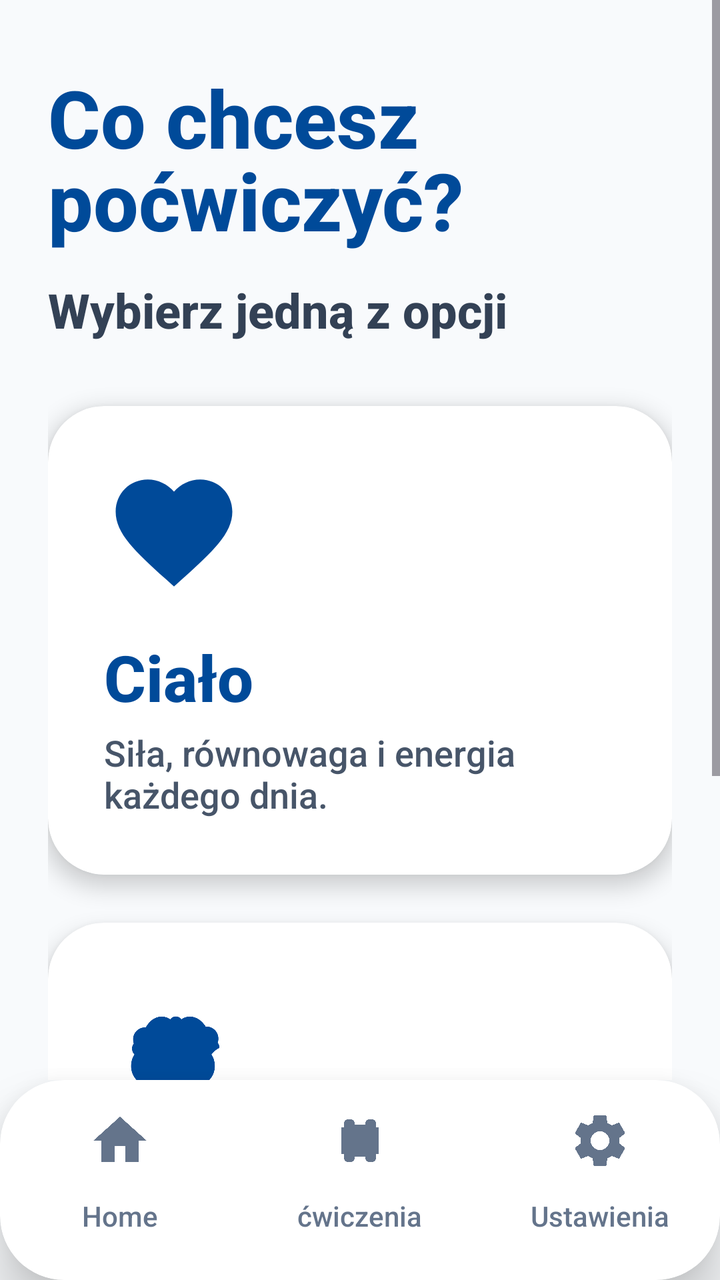
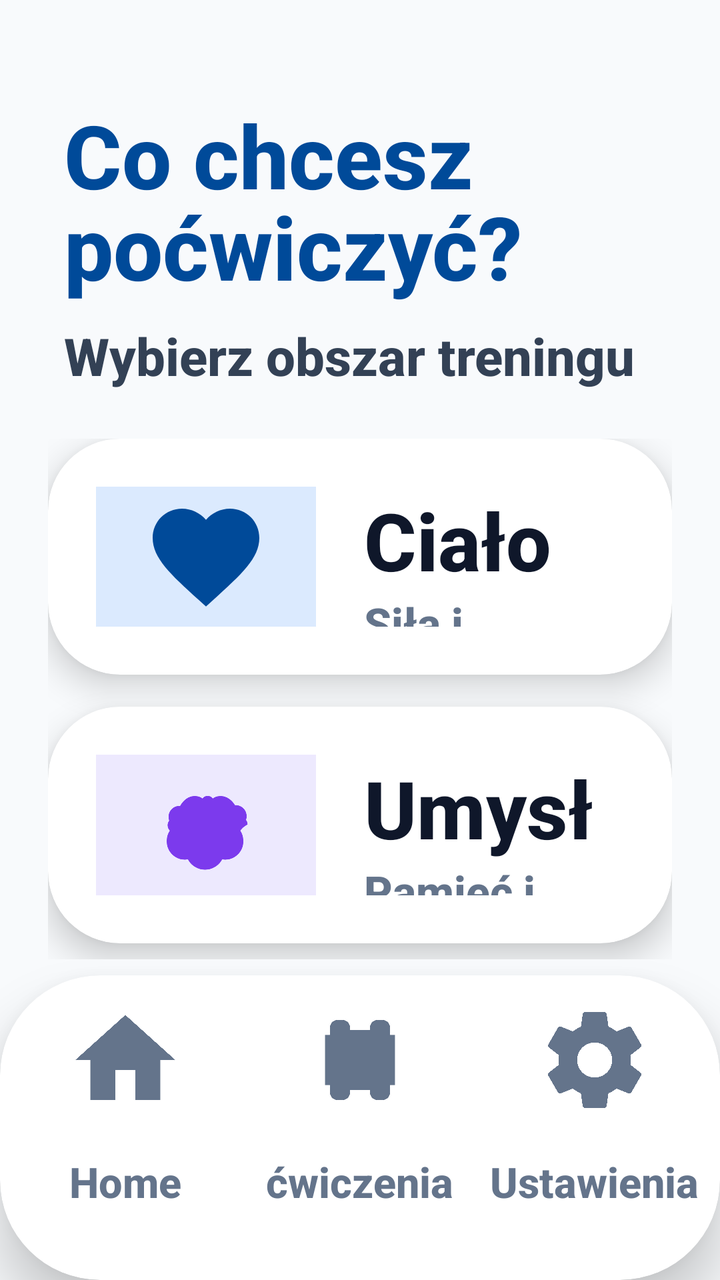

Two renders of the same Android screen: before a commit and after it. Below are the layout's source before the change and the commit's diff.
<!-- AndroidManifest.xml: application theme Theme.Fitnessapp -->
<!-- res/layout/activity_choice.xml -->
<?xml version="1.0" encoding="utf-8"?>
<androidx.constraintlayout.widget.ConstraintLayout xmlns:android="http://schemas.android.com/apk/res/android"
    xmlns:app="http://schemas.android.com/apk/res-auto"
    android:layout_width="match_parent"
    android:layout_height="match_parent"
    android:background="#F8FAFC">

    <ScrollView
        android:layout_width="match_parent"
        android:layout_height="0dp"
        android:fillViewport="true"
        android:overScrollMode="never"
        app:layout_constraintBottom_toTopOf="@id/bottom_nav_container"
        app:layout_constraintTop_toTopOf="parent">

        <LinearLayout
            android:layout_width="match_parent"
            android:layout_height="wrap_content"
            android:orientation="vertical"
            android:paddingHorizontal="24dp"
            android:paddingTop="32dp"
            android:paddingBottom="40dp">

            <TextView
                android:id="@+id/tv_title"
                android:layout_width="match_parent"
                android:layout_height="wrap_content"
                android:text="Co chcesz\npoćwiczyć?"
                android:textColor="#004A99"
                android:textSize="40sp"
                android:textStyle="bold"
                android:lineSpacingMultiplier="0.9" />

            <TextView
                android:id="@+id/tv_subtitle"
                android:layout_width="match_parent"
                android:layout_height="wrap_content"
                android:layout_marginTop="12dp"
                android:text="Wybierz jedną z opcji"
                android:textColor="#334155"
                android:textSize="24sp"
                android:textStyle="bold" />

            
            <androidx.cardview.widget.CardView
                android:id="@+id/card_body"
                android:layout_width="match_parent"
                android:layout_height="wrap_content"
                android:layout_marginTop="32dp"
                app:cardCornerRadius="28dp"
                app:cardElevation="6dp"
                android:clickable="true"
                android:focusable="true"
                android:foreground="?android:attr/selectableItemBackground">

                <LinearLayout
                    android:layout_width="match_parent"
                    android:layout_height="wrap_content"
                    android:orientation="vertical"
                    android:padding="28dp">

                    <ImageView
                        android:id="@+id/iv_body_icon"
                        android:layout_width="70dp"
                        android:layout_height="70dp"
                        android:src="@drawable/ic_heart"
                        app:tint="#004A99" />

                    <TextView
                        android:id="@+id/tv_body_title"
                        android:layout_width="wrap_content"
                        android:layout_height="wrap_content"
                        android:layout_marginTop="16dp"
                        android:text="Ciało"
                        android:textColor="#004A99"
                        android:textSize="32sp"
                        android:textStyle="bold" />

                    <TextView
                        android:layout_width="match_parent"
                        android:layout_height="wrap_content"
                        android:layout_marginTop="4dp"
                        android:text="Siła, równowaga i energia każdego dnia."
                        android:textColor="#475569"
                        android:textSize="18sp" />

                </LinearLayout>
            </androidx.cardview.widget.CardView>

            
            <androidx.cardview.widget.CardView
                android:id="@+id/card_mind"
                android:layout_width="match_parent"
                android:layout_height="wrap_content"
                android:layout_marginTop="24dp"
                android:layout_marginBottom="16dp"
                app:cardCornerRadius="28dp"
                app:cardElevation="6dp"
                android:clickable="true"
                android:focusable="true"
                android:foreground="?android:attr/selectableItemBackground">

                <LinearLayout
                    android:layout_width="match_parent"
                    android:layout_height="wrap_content"
                    android:orientation="vertical"
                    android:padding="28dp">

                    <ImageView
                        android:id="@+id/iv_mind_icon"
                        android:layout_width="70dp"
                        android:layout_height="70dp"
                        android:src="@drawable/ic_brain"
                        app:tint="#004A99" />

                    <TextView
                        android:id="@+id/tv_mind_title"
                        android:layout_width="wrap_content"
                        android:layout_height="wrap_content"
                        android:layout_marginTop="16dp"
                        android:text="Umysł"
                        android:textColor="#004A99"
                        android:textSize="32sp"
                        android:textStyle="bold" />

                    <TextView
                        android:layout_width="match_parent"
                        android:layout_height="wrap_content"
                        android:layout_marginTop="4dp"
                        android:text="Koncentracja, spokój i bystrość umysłu."
                        android:textColor="#475569"
                        android:textSize="18sp" />

                </LinearLayout>
            </androidx.cardview.widget.CardView>

        </LinearLayout>
    </ScrollView>

    <include
        layout="@layout/layout_bottom_nav"
        android:layout_width="match_parent"
        android:layout_height="100dp"
        app:layout_constraintBottom_toBottomOf="parent" />

</androidx.constraintlayout.widget.ConstraintLayout>
<!-- res/layout/layout_bottom_nav.xml (included above) -->
<?xml version="1.0" encoding="utf-8"?>
<androidx.cardview.widget.CardView xmlns:android="http://schemas.android.com/apk/res/android"
    xmlns:app="http://schemas.android.com/apk/res-auto"
    android:id="@+id/bottom_nav_container"
    android:layout_width="match_parent"
    android:layout_height="100dp"
    app:cardCornerRadius="32dp"
    app:cardElevation="16dp"
    android:layout_marginBottom="-20dp">

    <LinearLayout
        android:layout_width="match_parent"
        android:layout_height="match_parent"
        android:orientation="horizontal"
        android:paddingBottom="20dp"
        android:gravity="center_vertical">

        
        <LinearLayout
            android:id="@+id/nav_home"
            android:layout_width="0dp"
            android:layout_height="match_parent"
            android:layout_weight="1"
            android:gravity="center"
            android:orientation="vertical"
            android:clickable="true"
            android:focusable="true"
            android:background="?android:attr/selectableItemBackground">

            <androidx.cardview.widget.CardView
                android:id="@+id/nav_home_indicator"
                android:layout_width="80dp"
                android:layout_height="56dp"
                app:cardCornerRadius="16dp"
                app:cardElevation="0dp"
                app:cardBackgroundColor="@android:color/transparent">
                <ImageView
                    android:id="@+id/nav_home_icon"
                    android:layout_width="32dp"
                    android:layout_height="32dp"
                    android:layout_gravity="center"
                    android:src="@drawable/ic_home"
                    app:tint="#64748B" />
            </androidx.cardview.widget.CardView>
            <TextView
                android:id="@+id/nav_home_text"
                android:layout_width="wrap_content"
                android:layout_height="wrap_content"
                android:text="Home"
                android:textColor="#64748B"
                android:textSize="14sp" />
        </LinearLayout>

        
        <LinearLayout
            android:id="@+id/nav_plan"
            android:layout_width="0dp"
            android:layout_height="match_parent"
            android:layout_weight="1"
            android:gravity="center"
            android:orientation="vertical"
            android:clickable="true"
            android:focusable="true"
            android:background="?android:attr/selectableItemBackground">

            <androidx.cardview.widget.CardView
                android:id="@+id/nav_plan_indicator"
                android:layout_width="80dp"
                android:layout_height="56dp"
                app:cardCornerRadius="16dp"
                app:cardElevation="0dp"
                app:cardBackgroundColor="@android:color/transparent">
                <ImageView
                    android:id="@+id/nav_plan_icon"
                    android:layout_width="32dp"
                    android:layout_height="32dp"
                    android:layout_gravity="center"
                    android:src="@drawable/ic_dumbbell"
                    app:tint="#64748B" />
            </androidx.cardview.widget.CardView>
            <TextView
                android:id="@+id/nav_plan_text"
                android:layout_width="wrap_content"
                android:layout_height="wrap_content"
                android:text="ćwiczenia"
                android:textColor="#64748B"
                android:textSize="14sp" />
        </LinearLayout>

        
        <LinearLayout
            android:id="@+id/nav_settings"
            android:layout_width="0dp"
            android:layout_height="match_parent"
            android:layout_weight="1"
            android:gravity="center"
            android:orientation="vertical"
            android:clickable="true"
            android:focusable="true"
            android:background="?android:attr/selectableItemBackground">

            <androidx.cardview.widget.CardView
                android:id="@+id/nav_settings_indicator"
                android:layout_width="80dp"
                android:layout_height="56dp"
                app:cardCornerRadius="16dp"
                app:cardElevation="0dp"
                app:cardBackgroundColor="@android:color/transparent">
                <ImageView
                    android:id="@+id/nav_settings_icon"
                    android:layout_width="32dp"
                    android:layout_height="32dp"
                    android:layout_gravity="center"
                    android:src="@drawable/ic_settings"
                    app:tint="#64748B" />
            </androidx.cardview.widget.CardView>
            <TextView
                android:id="@+id/nav_settings_text"
                android:layout_width="wrap_content"
                android:layout_height="wrap_content"
                android:text="Ustawienia"
                android:textColor="#64748B"
                android:textSize="14sp" />
        </LinearLayout>

    </LinearLayout>
</androidx.cardview.widget.CardView>
<!-- resources referenced by this layout -->
<resources>
  <!-- drawable ic_brain (drawable) -->
  <vector xmlns:android="http://schemas.android.com/apk/res/android"
      android:width="24dp"
      android:height="24dp"
      android:viewportWidth="24"
      android:viewportHeight="24">
      <path
          android:fillColor="#000000"
          android:pathData="M18.42,13c0.41,0.57 0.58,1.26 0.58,2.02c0,1.89 -1.54,3.42 -3.42,3.42c-0.19,0 -0.37,-0.02 -0.55,-0.05c-0.61,1.15 -1.82,1.93 -3.21,1.93c-1.39,0 -2.6,-0.78 -3.21,-1.93c-0.18,0.03 -0.36,0.05 -0.55,0.05c-1.89,0 -3.42,-1.54 -3.42,-3.42c0,-0.76 0.17,-1.45 0.58,-2.02c-0.27,-0.27 -0.42,-0.63 -0.42,-1.02c0,-0.32 0.11,-0.62 0.3,-0.86c-0.08,-0.23 -0.12,-0.47 -0.12,-0.72c0,-1.14 0.93,-2.06 2.06,-2.06c0.04,0 0.08,0 0.12,0.01C7.8,7.2 8.78,6.5 9.9,6.5c0.55,0 1.05,0.17 1.46,0.47c0.21,-0.3 0.56,-0.5 0.95,-0.5c0.39,0 0.74,0.2 0.95,0.5c0.41,-0.3 0.91,-0.47 1.46,-0.47c1.12,0 2.1,0.7 2.72,1.72c0.04,-0.01 0.08,-0.01 0.12,-0.01c1.14,0 2.06,0.92 2.06,2.06c0,0.25 -0.04,0.49 -0.12,0.72c0.19,0.24 0.3,0.54 0.3,0.86C18.84,12.37 18.69,12.73 18.42,13z"/>
  </vector>
  <!-- drawable ic_dumbbell (drawable) -->
  <vector xmlns:android="http://schemas.android.com/apk/res/android"
      android:width="24dp"
      android:height="24dp"
      android:viewportWidth="24"
      android:viewportHeight="24">
      <path
          android:fillColor="#000000"
          android:pathData="M18,18.5V17H19V7H18V5.5A1.5,1.5 0,0 0,16.5 4H15.5A1.5,1.5 0,0 0,14 5.5V6H10V5.5A1.5,1.5 0,0 0,8.5 4H7.5A1.5,1.5 0,0 0,6 5.5V7H5V17H6V18.5A1.5,1.5 0,0 0,7.5 20H8.5A1.5,1.5 0,0 0,10 18.5V18H14V18.5A1.5,1.5 0,0 0,15.5 20H16.5A1.5,1.5 0,0 0,18 18.5Z"/>
  </vector>
  <!-- drawable ic_heart (drawable) -->
  <vector xmlns:android="http://schemas.android.com/apk/res/android"
      android:width="24dp"
      android:height="24dp"
      android:viewportWidth="24"
      android:viewportHeight="24">
      <path
          android:fillColor="@color/blue_primary"
          android:pathData="M12,21.35l-1.45,-1.32C5.4,15.36 2,12.28 2,8.5 2,5.42 4.42,3 7.5,3c1.74,0 3.41,0.81 4.5,2.09C13.09,3.81 14.76,3 16.5,3 19.58,3 22,5.42 22,8.5c0,3.78 -3.4,6.86 -8.55,11.54L12,21.35z"/>
  </vector>
  <!-- drawable ic_home (drawable) -->
  <vector xmlns:android="http://schemas.android.com/apk/res/android"
      android:width="24dp"
      android:height="24dp"
      android:viewportWidth="24"
      android:viewportHeight="24">
      <path
          android:fillColor="#FF000000"
          android:pathData="M10,20V14H14V20H19V12H22L12,3L2,12H5V20H10Z" />
  </vector>
  <style name="Theme.Fitnessapp" parent="Base.Theme.Fitnessapp" />
  <color name="blue_primary">#2563EB</color>
  <style name="Base.Theme.Fitnessapp" parent="Theme.Material3.DayNight.NoActionBar">
          
          <item name="android:fontFamily">sans-serif-medium</item>
          <item name="android:textAllCaps">false</item>
      </style>
  <!-- unchanged entries left out for length: 1 -->
</resources>

<!-- the commit's change to res/layout/activity_choice.xml (unified diff, before → after) -->
@@ -5,142 +5,171 @@
     android:layout_height="match_parent"
     android:background="#F8FAFC">
 
-    <ScrollView
+    <LinearLayout
+        android:id="@+id/header_container"
+        android:layout_width="match_parent"
+        android:layout_height="wrap_content"
+        android:orientation="vertical"
+        android:paddingHorizontal="32dp"
+        android:paddingTop="48dp"
+        app:layout_constraintTop_toTopOf="parent">
+
+        <TextView
+            android:id="@+id/tv_title"
+            android:layout_width="match_parent"
+            android:layout_height="wrap_content"
+            android:text="Co chcesz\npoćwiczyć?"
+            android:textColor="#004A99"
+            android:textSize="44sp"
+            android:textStyle="bold"
+            android:lineSpacingMultiplier="0.9" />
+
+        <TextView
+            android:id="@+id/tv_subtitle"
+            android:layout_width="match_parent"
+            android:layout_height="wrap_content"
+            android:layout_marginTop="8dp"
+            android:text="Wybierz obszar treningu"
+            android:textColor="#334155"
+            android:textSize="26sp"
+            android:textStyle="bold" />
+    </LinearLayout>
+
+    <LinearLayout
         android:layout_width="match_parent"
         android:layout_height="0dp"
-        android:fillViewport="true"
-        android:overScrollMode="never"
-        app:layout_constraintBottom_toTopOf="@id/bottom_nav_container"
-        app:layout_constraintTop_toTopOf="parent">
-
-        <LinearLayout
+        android:orientation="vertical"
+        android:paddingHorizontal="24dp"
+        android:paddingTop="24dp"
+        android:paddingBottom="8dp"
+        app:layout_constraintTop_toBottomOf="@id/header_container"
+        app:layout_constraintBottom_toTopOf="@id/bottom_nav_container">
+
+        
+        <androidx.cardview.widget.CardView
+            android:id="@+id/card_body"
             android:layout_width="match_parent"
-            android:layout_height="wrap_content"
-            android:orientation="vertical"
-            android:paddingHorizontal="24dp"
-            android:paddingTop="32dp"
-            android:paddingBottom="40dp">
-
-            <TextView
-                android:id="@+id/tv_title"
+            android:layout_height="0dp"
+            android:layout_weight="1"
+            android:layout_marginBottom="16dp"
+            app:cardCornerRadius="36dp"
+            app:cardElevation="10dp"
+            android:clickable="true"
+            android:focusable="true"
+            android:foreground="?android:attr/selectableItemBackground">
+
+            <LinearLayout
                 android:layout_width="match_parent"
-                android:layout_height="wrap_content"
-                android:text="Co chcesz\npoćwiczyć?"
-                android:textColor="#004A99"
-                android:textSize="40sp"
-                android:textStyle="bold"
-                android:lineSpacingMultiplier="0.9" />
-
-            <TextView
-                android:id="@+id/tv_subtitle"
-                android:layout_width="match_parent"
-                android:layout_height="wrap_content"
-                android:layout_marginTop="12dp"
-                android:text="Wybierz jedną z opcji"
-                android:textColor="#334155"
-                android:textSize="24sp"
-                android:textStyle="bold" />
-
-            
-            <androidx.cardview.widget.CardView
-                android:id="@+id/card_body"
-                android:layout_width="match_parent"
-                android:layout_height="wrap_content"
-                android:layout_marginTop="32dp"
-                app:cardCornerRadius="28dp"
-                app:cardElevation="6dp"
-                android:clickable="true"
-                android:focusable="true"
-                android:foreground="?android:attr/selectableItemBackground">
+                android:layout_height="match_parent"
+                android:gravity="center_vertical"
+                android:orientation="horizontal"
+                android:padding="24dp">
+
+                <FrameLayout
+                    android:layout_width="110dp"
+                    android:layout_height="110dp">
+                    <View
+                        android:layout_width="match_parent"
+                        android:layout_height="match_parent"
+                        android:background="@drawable/bg_indicator_active"
+                        android:backgroundTint="#DBEAFE" />
+                    <ImageView
+                        android:layout_width="64dp"
+                        android:layout_height="64dp"
+                        android:layout_gravity="center"
+                        android:src="@drawable/ic_heart"
+                        app:tint="#004A99" />
+                </FrameLayout>
 
                 <LinearLayout
                     android:layout_width="match_parent"
                     android:layout_height="wrap_content"
-                    android:orientation="vertical"
-                    android:padding="28dp">
-
-                    <ImageView
-                        android:id="@+id/iv_body_icon"
-                        android:layout_width="70dp"
-                        android:layout_height="70dp"
-                        android:src="@drawable/ic_heart"
-                        app:tint="#004A99" />
-
+                    android:layout_marginStart="24dp"
+                    android:orientation="vertical">
                     <TextView
-                        android:id="@+id/tv_body_title"
                         android:layout_width="wrap_content"
                         android:layout_height="wrap_content"
-                        android:layout_marginTop="16dp"
                         android:text="Ciało"
-                        android:textColor="#004A99"
-                        android:textSize="32sp"
+                        android:textColor="#0F172A"
+                        android:textSize="40sp"
                         android:textStyle="bold" />
-
                     <TextView
+                        android:layout_width="wrap_content"
+                        android:layout_height="wrap_content"
+                        android:text="Siła i równowaga"
+                        android:textColor="#64748B"
+                        android:textSize="22sp"
+                        android:textStyle="bold" />
+                </LinearLayout>
+            </LinearLayout>
+        </androidx.cardview.widget.CardView>
+
+        
+        <androidx.cardview.widget.CardView
+            android:id="@+id/card_mind"
+            android:layout_width="match_parent"
+            android:layout_height="0dp"
+            android:layout_weight="1"
+            android:layout_marginBottom="8dp"
+            app:cardCornerRadius="36dp"
+            app:cardElevation="10dp"
+            android:clickable="true"
+            android:focusable="true"
+            android:foreground="?android:attr/selectableItemBackground">
+
+            <LinearLayout
+                android:layout_width="match_parent"
+                android:layout_height="match_parent"
+                android:gravity="center_vertical"
+                android:orientation="horizontal"
+                android:padding="24dp">
+
+                <FrameLayout
+                    android:layout_width="110dp"
+                    android:layout_height="110dp">
+                    <View
                         android:layout_width="match_parent"
-                        android:layout_height="wrap_content"
-                        android:layout_marginTop="4dp"
-                        android:text="Siła, równowaga i energia każdego dnia."
-                        android:textColor="#475569"
-                        android:textSize="18sp" />
-
-                </LinearLayout>
-            </androidx.cardview.widget.CardView>
-
-            
-            <androidx.cardview.widget.CardView
-                android:id="@+id/card_mind"
-                android:layout_width="match_parent"
-                android:layout_height="wrap_content"
-                android:layout_marginTop="24dp"
-                android:layout_marginBottom="16dp"
-                app:cardCornerRadius="28dp"
-                app:cardElevation="6dp"
-                android:clickable="true"
-                android:focusable="true"
-                android:foreground="?android:attr/selectableItemBackground">
+                        android:layout_height="match_parent"
+                        android:background="@drawable/bg_indicator_active"
+                        android:backgroundTint="#EDE9FE" />
+                    <ImageView
+                        android:layout_width="64dp"
+                        android:layout_height="64dp"
+                        android:layout_gravity="center"
+                        android:src="@drawable/ic_brain"
+                        app:tint="#7C3AED" />
+                </FrameLayout>
 
                 <LinearLayout
                     android:layout_width="match_parent"
                     android:layout_height="wrap_content"
-                    android:orientation="vertical"
-                    android:padding="28dp">
-
-                    <ImageView
-                        android:id="@+id/iv_mind_icon"
-                        android:layout_width="70dp"
-                        android:layout_height="70dp"
-                        android:src="@drawable/ic_brain"
-                        app:tint="#004A99" />
-
+                    android:layout_marginStart="24dp"
+                    android:orientation="vertical">
                     <TextView
-                        android:id="@+id/tv_mind_title"
                         android:layout_width="wrap_content"
                         android:layout_height="wrap_content"
-                        android:layout_marginTop="16dp"
                         android:text="Umysł"
-                        android:textColor="#004A99"
-                        android:textSize="32sp"
+                        android:textColor="#0F172A"
+                        android:textSize="40sp"
                         android:textStyle="bold" />
-
                     <TextView
-                        android:layout_width="match_parent"
+                        android:layout_width="wrap_content"
                         android:layout_height="wrap_content"
-                        android:layout_marginTop="4dp"
-                        android:text="Koncentracja, spokój i bystrość umysłu."
-                        android:textColor="#475569"
-                        android:textSize="18sp" />
-
+                        android:text="Pamięć i koncentracja"
+                        android:textColor="#64748B"
+                        android:textSize="22sp"
+                        android:textStyle="bold" />
                 </LinearLayout>
-            </androidx.cardview.widget.CardView>
-
-        </LinearLayout>
-    </ScrollView>
+            </LinearLayout>
+        </androidx.cardview.widget.CardView>
+
+    </LinearLayout>
 
     <include
+        android:id="@+id/bottom_nav_container"
         layout="@layout/layout_bottom_nav"
         android:layout_width="match_parent"
-        android:layout_height="100dp"
+        android:layout_height="wrap_content"
         app:layout_constraintBottom_toBottomOf="parent" />
 
 </androidx.constraintlayout.widget.ConstraintLayout>
@@ -150,17 +179,18 @@
     xmlns:app="http://schemas.android.com/apk/res-auto"
     android:id="@+id/bottom_nav_container"
     android:layout_width="match_parent"
-    android:layout_height="100dp"
-    app:cardCornerRadius="32dp"
+    android:layout_height="210dp"
+    app:cardCornerRadius="50dp"
     app:cardElevation="16dp"
-    android:layout_marginBottom="-20dp">
+    android:layout_marginBottom="-35dp">
 
     <LinearLayout
         android:layout_width="match_parent"
         android:layout_height="match_parent"
         android:orientation="horizontal"
-        android:paddingBottom="20dp"
-        android:gravity="center_vertical">
+        android:paddingBottom="35dp"
+        android:paddingHorizontal="4dp"
+        android:gravity="bottom">
 
         
         <LinearLayout
@@ -176,15 +206,15 @@
 
             <androidx.cardview.widget.CardView
                 android:id="@+id/nav_home_indicator"
-                android:layout_width="80dp"
-                android:layout_height="56dp"
-                app:cardCornerRadius="16dp"
+                android:layout_width="120dp"
+                android:layout_height="85dp"
+                app:cardCornerRadius="30dp"
                 app:cardElevation="0dp"
                 app:cardBackgroundColor="@android:color/transparent">
                 <ImageView
                     android:id="@+id/nav_home_icon"
-                    android:layout_width="32dp"
-                    android:layout_height="32dp"
+                    android:layout_width="60dp"
+                    android:layout_height="60dp"
                     android:layout_gravity="center"
                     android:src="@drawable/ic_home"
                     app:tint="#64748B" />
@@ -195,7 +225,11 @@
                 android:layout_height="wrap_content"
                 android:text="Home"
                 android:textColor="#64748B"
-                android:textSize="14sp" />
+                android:textStyle="bold"
+                android:textSize="21sp"
+                android:maxLines="1"
+                android:ellipsize="none"
+                android:layout_marginTop="4dp" />
         </LinearLayout>
 
         
@@ -212,15 +246,15 @@
 
             <androidx.cardview.widget.CardView
                 android:id="@+id/nav_plan_indicator"
-                android:layout_width="80dp"
-                android:layout_height="56dp"
-                app:cardCornerRadius="16dp"
+                android:layout_width="120dp"
+                android:layout_height="85dp"
+                app:cardCornerRadius="30dp"
                 app:cardElevation="0dp"
                 app:cardBackgroundColor="@android:color/transparent">
                 <ImageView
                     android:id="@+id/nav_plan_icon"
-                    android:layout_width="32dp"
-                    android:layout_height="32dp"
+                    android:layout_width="60dp"
+                    android:layout_height="60dp"
                     android:layout_gravity="center"
                     android:src="@drawable/ic_dumbbell"
                     app:tint="#64748B" />
@@ -231,7 +265,11 @@
                 android:layout_height="wrap_content"
                 android:text="ćwiczenia"
                 android:textColor="#64748B"
-                android:textSize="14sp" />
+                android:textStyle="bold"
+                android:textSize="21sp"
+                android:maxLines="1"
+                android:ellipsize="none"
+                android:layout_marginTop="4dp" />
         </LinearLayout>
 
         
@@ -248,15 +286,15 @@
 
             <androidx.cardview.widget.CardView
                 android:id="@+id/nav_settings_indicator"
-                android:layout_width="80dp"
-                android:layout_height="56dp"
-                app:cardCornerRadius="16dp"
+                android:layout_width="120dp"
+                android:layout_height="85dp"
+                app:cardCornerRadius="30dp"
                 app:cardElevation="0dp"
                 app:cardBackgroundColor="@android:color/transparent">
                 <ImageView
                     android:id="@+id/nav_settings_icon"
-                    android:layout_width="32dp"
-                    android:layout_height="32dp"
+                    android:layout_width="60dp"
+                    android:layout_height="60dp"
                     android:layout_gravity="center"
                     android:src="@drawable/ic_settings"
                     app:tint="#64748B" />
@@ -267,7 +305,11 @@
                 android:layout_height="wrap_content"
                 android:text="Ustawienia"
                 android:textColor="#64748B"
-                android:textSize="14sp" />
+                android:textStyle="bold"
+                android:textSize="21sp"
+                android:maxLines="1"
+                android:ellipsize="none"
+                android:layout_marginTop="4dp" />
         </LinearLayout>
 
     </LinearLayout>
<!-- resource entries referenced after the edit -->
@@ -1,5 +1,12 @@
 <!-- resources referenced by this layout -->
 <resources>
+  <!-- drawable bg_indicator_active (drawable) -->
+  <?xml version="1.0" encoding="utf-8"?>
+  <shape xmlns:android="http://schemas.android.com/apk/res/android"
+      android:shape="rectangle">
+      <solid android:color="@color/blue_primary" />
+      <corners android:radius="4dp" />
+  </shape>
   <!-- drawable ic_brain (drawable) -->
   <vector xmlns:android="http://schemas.android.com/apk/res/android"
       android:width="24dp"
